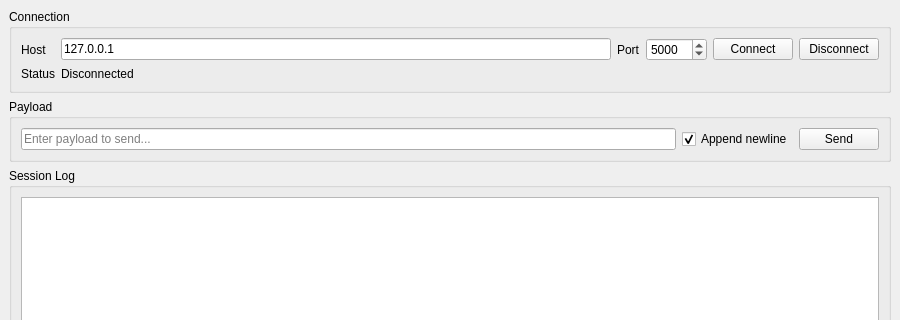
The window that mainwindow.ui (anhkhoi1511619/QtApp) describes before a commit, drawn with Qt 5; both pictures show x 0 to 900 and y 0 to 320 of the 900 by 620 pixel window.
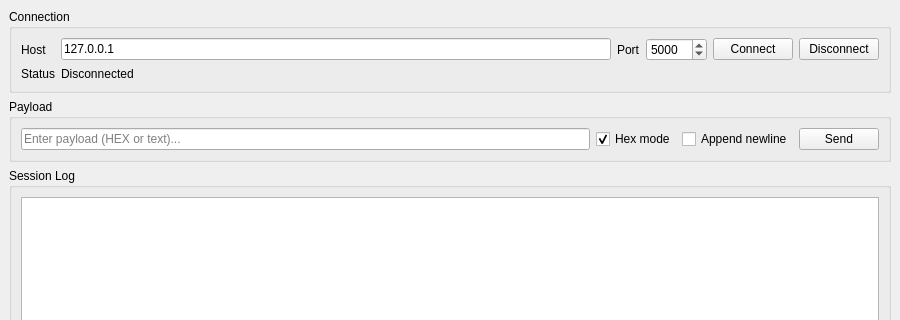
The same window after the commit.

Commit message: Add Hex mode checkbox for UI (default mode)

What changed in the file:
```diff
--- a/mainwindow.ui
+++ b/mainwindow.ui
@@ -92,7 +92,17 @@
        <item>
         <widget class="QLineEdit" name="payloadLineEdit">
          <property name="placeholderText">
-          <string>Enter payload to send...</string>
+          <string>Enter payload (HEX or text)...</string>
+         </property>
+        </widget>
+       </item>
+       <item>
+        <widget class="QCheckBox" name="hexModeCheckBox">
+         <property name="text">
+          <string>Hex mode</string>
+         </property>
+         <property name="checked">
+          <bool>true</bool>
          </property>
         </widget>
        </item>
@@ -102,7 +112,7 @@
           <string>Append newline</string>
          </property>
          <property name="checked">
-          <bool>true</bool>
+          <bool>false</bool>
          </property>
         </widget>
        </item>
```
The commit also changes 49 other files.
